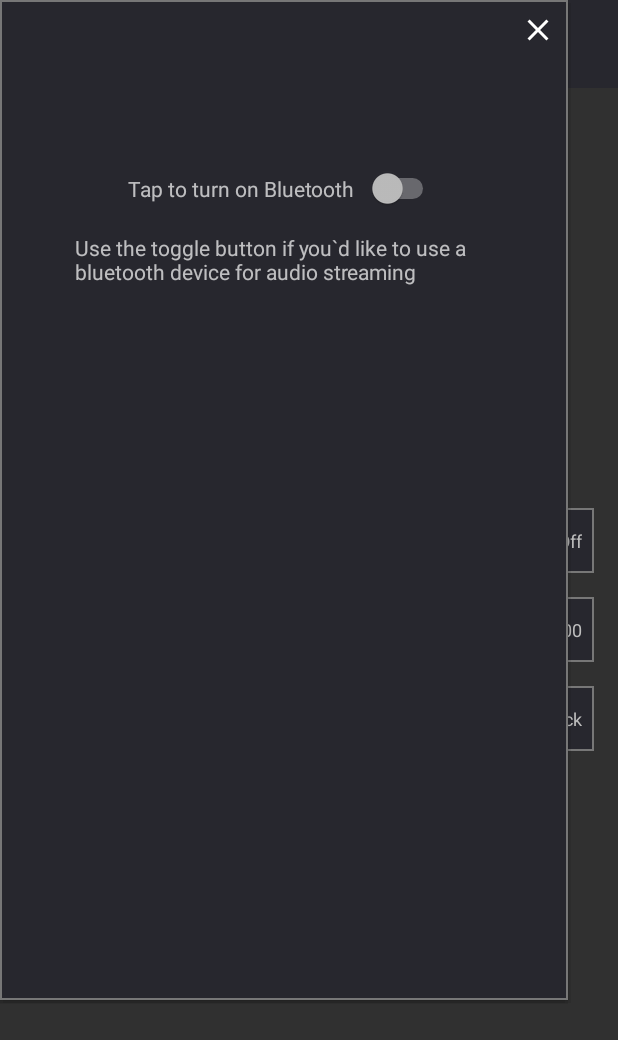
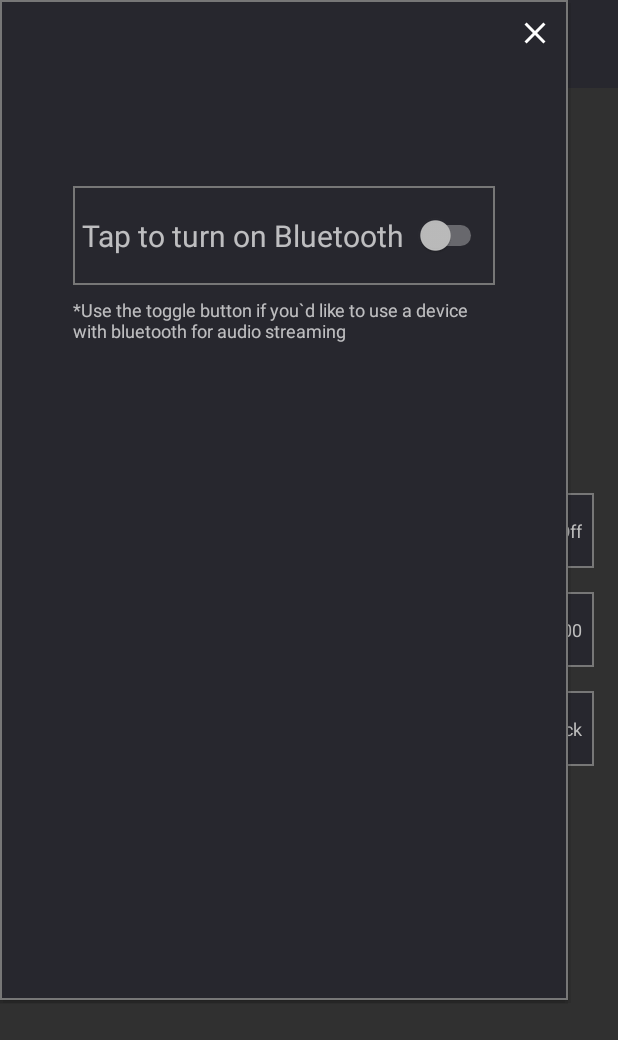
Before and after one commit to daniel0707/Home-Cinema, an Android app: the SettingsActivity screen opened directly, with no data from a screen before it, after a tap on "Bluetooth", on a phone screen of 412 x 824 dp. Shown: the top 1040 px of the screen. Run offline under Robolectric (Android 15) with nearby library versions, the phone set to English and light mode, and no system bars; libraries missing offline, so code that uses them is left out: java.lang.

Commit message:
fixed accessibility issues (buttons and clickable field sizes)

```diff
--- a/app/src/main/res/layout/activity_main.xml
+++ b/app/src/main/res/layout/activity_main.xml
@@ -57,7 +57,7 @@
         android:layout_width="match_parent"
         android:layout_height="match_parent"
         android:layout_marginTop="125dp"
-        android:paddingTop="5dp"
+        android:paddingTop="8dp"
         android:scrollbars="vertical"></ListView>
 
 </android.support.constraint.ConstraintLayout>
--- a/app/src/main/res/layout/activity_settings.xml
+++ b/app/src/main/res/layout/activity_settings.xml
@@ -21,6 +21,9 @@
 
         <ImageView
             android:id="@+id/backButton"
+            android:paddingRight="24dp"
+            android:paddingTop="12dp"
+            android:paddingBottom="12dp"
             android:layout_width="wrap_content"
             android:layout_height="wrap_content"
             android:contentDescription="@string/backbutton"
@@ -30,7 +33,7 @@
             android:id="@+id/settingsbar_text"
             android:layout_width="match_parent"
             android:layout_height="wrap_content"
-            android:layout_marginEnd="50dp"
+            android:layout_marginEnd="52dp"
             android:contentDescription="Settings"
             android:gravity="center"
             android:textColor="@color/colorText"
@@ -49,7 +52,7 @@
         <RelativeLayout
             android:id="@+id/bluetoothButton"
             android:layout_width="match_parent"
-            android:layout_height="wrap_content"
+            android:layout_height="50dp"
             android:layout_marginLeft="16dp"
             android:layout_marginTop="16dp"
             android:layout_marginRight="16dp"
@@ -102,7 +105,7 @@
             android:contentDescription="@string/viewsettings"
             android:id="@+id/viewButton"
             android:layout_width="match_parent"
-            android:layout_height="wrap_content"
+            android:layout_height="50dp"
             android:layout_marginLeft="16dp"
             android:layout_marginTop="16dp"
             android:layout_marginRight="16dp"
@@ -142,7 +145,7 @@
             android:contentDescription="@string/help"
             android:id="@+id/helpButton"
             android:layout_width="match_parent"
-            android:layout_height="wrap_content"
+            android:layout_height="50dp"
             android:layout_marginLeft="16dp"
             android:layout_marginTop="16dp"
             android:layout_marginRight="16dp"
--- a/app/src/main/res/layout/activity_video.xml
+++ b/app/src/main/res/layout/activity_video.xml
@@ -21,6 +21,9 @@
             >
 
             <ImageView
+                android:paddingRight="24dp"
+                android:paddingTop="12dp"
+                android:paddingBottom="12dp"
                 android:id="@+id/backButton"
                 android:layout_width="wrap_content"
                 android:layout_height="wrap_content"
--- a/app/src/main/res/layout/bluetooth_popup.xml
+++ b/app/src/main/res/layout/bluetooth_popup.xml
@@ -7,47 +7,58 @@
     android:orientation="vertical">
     <!-- close popup-->
     <ImageView
-        android:contentDescription="@string/exit"
         android:id="@+id/bluetooth_close"
         android:layout_width="wrap_content"
         android:layout_height="wrap_content"
         android:layout_gravity="end"
-        android:layout_marginTop="8dp"
-        android:layout_marginRight="8dp"
+        android:padding="10dp"
+
         android:background="?android:attr/selectableItemBackground"
+        android:contentDescription="@string/exit"
         android:src="@drawable/ic_outline_close_24px"
         android:text="Close Me" />
 
+    <LinearLayout
+        android:layout_width="wrap_content"
+        android:layout_height="wrap_content"
+        android:layout_gravity="center"
+        android:orientation="vertical">
 
         <LinearLayout
-        android:layout_width="match_parent"
+            android:layout_width="wrap_content"
             android:layout_height="wrap_content"
+            android:layout_gravity="center"
+            android:layout_marginTop="80dp"
+            android:background="@drawable/back"
+            android:gravity="center"
             android:orientation="horizontal"
-        android:gravity="center"
-        android:paddingTop="80dp"
+            android:paddingLeft="5dp"
+            android:paddingTop="8dp"
+            android:paddingRight="5dp"
             android:paddingBottom="8dp">
 
             <TextView
                 android:layout_width="wrap_content"
                 android:layout_height="wrap_content"
                 android:gravity="center"
-            android:text="Tap to turn on Bluetooth" />
+                android:text="Tap to turn on Bluetooth"
+                android:textSize="20sp" />
 
             <Switch
-            android:contentDescription="@string/bluebooth"
-            android:layout_marginLeft="8dp"
                 android:id="@+id/switch_button"
                 android:layout_width="wrap_content"
-            android:layout_height="wrap_content" />
+                android:layout_height="50dp"
+                android:layout_marginLeft="8dp"
+                android:contentDescription="@string/bluebooth" />
 
         </LinearLayout>
 
         <TextView
-        android:contentDescription="@string/bluetoothdescription"
             android:layout_width="match_parent"
-        android:layout_marginEnd="50dp"
-        android:layout_marginStart="50dp"
             android:layout_height="wrap_content"
             android:layout_marginTop="8dp"
-        android:text="@string/bluetoothdescription" />
+            android:contentDescription="@string/bluetoothdescription"
+            android:text="@string/bluetoothdescription"
+            android:textSize="12sp" />
     </LinearLayout>
+</LinearLayout>
--- a/app/src/main/res/layout/video_list_item.xml
+++ b/app/src/main/res/layout/video_list_item.xml
@@ -5,6 +5,7 @@
     android:gravity="center"
     android:orientation="horizontal">
 
+    <!-- Video Thumbnail -->
     <ImageView
         android:id="@+id/video_thumbnail"
         android:layout_width="96dp"
@@ -24,6 +25,7 @@
         android:orientation="horizontal"
         android:weightSum="4">
 
+        <!-- Video Name -->
         <TextView
             android:id="@+id/tv_video_name"
             android:layout_width="wrap_content"
@@ -33,6 +35,7 @@
             android:gravity="center"
             android:textSize="15sp" />
 
+        <!-- Video Duration -->
         <TextView
             android:id="@+id/video_duration"
             android:layout_width="wrap_content"
--- a/app/src/main/res/transition/slide_lefttoright.xml
+++ b/app/src/main/res/transition/slide_lefttoright.xml
@@ -1,5 +1,5 @@
 <translate xmlns:android="http://schemas.android.com/apk/res/android"
-    android:duration="@android:integer/config_mediumAnimTime"
+    android:duration="@android:integer/config_shortAnimTime"
     android:fromXDelta="-100%p"
     android:toXDelta="0"
     android:zAdjustment="top" />
--- a/app/src/main/res/transition/slide_righttoleft.xml
+++ b/app/src/main/res/transition/slide_righttoleft.xml
@@ -1,5 +1,5 @@
 <translate xmlns:android="http://schemas.android.com/apk/res/android"
-    android:duration="@android:integer/config_mediumAnimTime"
+    android:duration="@android:integer/config_shortAnimTime"
     android:fromXDelta="100%p"
     android:toXDelta="0"
     android:zAdjustment="top" />
--- a/app/src/main/res/values/strings.xml
+++ b/app/src/main/res/values/strings.xml
@@ -20,5 +20,5 @@
     <string name="viewwidth">Video object width</string>
     <string name="viewdescription">Type a preferred window size for the AR object that renders your videos into the camera view:</string>
     <string name="videolength">Video length</string>
-    <string name="bluetoothdescription">Use the toggle button if you`d like to use a bluetooth device for audio streaming</string>
+    <string name="bluetoothdescription">*Use the toggle button if you`d like to use a device with bluetooth for audio streaming</string>
 </resources>
```
Also changed, not shown: app/src/main/res/layout/view_popup.xml (+18 -9 lines). Lines whose indentation alone changed are shown as unchanged.
